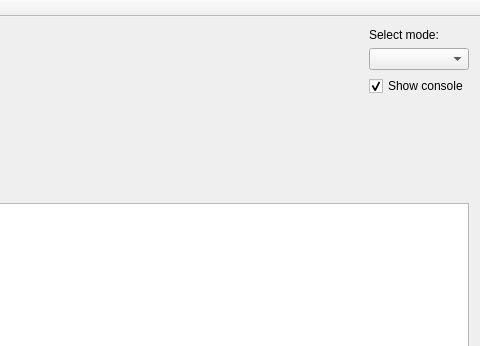
Above: KinectApp/kinectapp.ui from tomasz-marchewka/KinectApp before the change; both pictures show x 163 to 643 and y 0 to 346 of the 643 by 428 pixel window. Below: the same form after it.
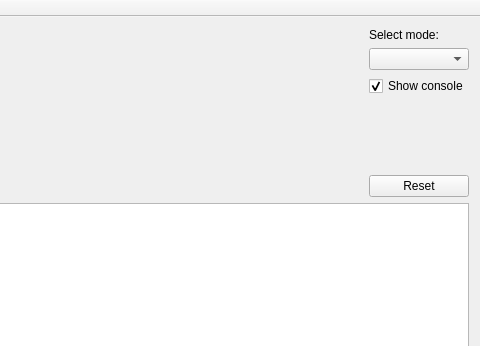
That is the form after the change. Custom widgets are drawn as their Qt base class.

```diff
--- a/KinectApp/kinectapp.ui
+++ b/KinectApp/kinectapp.ui
@@ -69,6 +69,13 @@
           </property>
          </spacer>
         </item>
+        <item>
+         <widget class="QPushButton" name="resetButton">
+          <property name="text">
+           <string>Reset</string>
+          </property>
+         </widget>
+        </item>
        </layout>
       </item>
      </layout>
```
